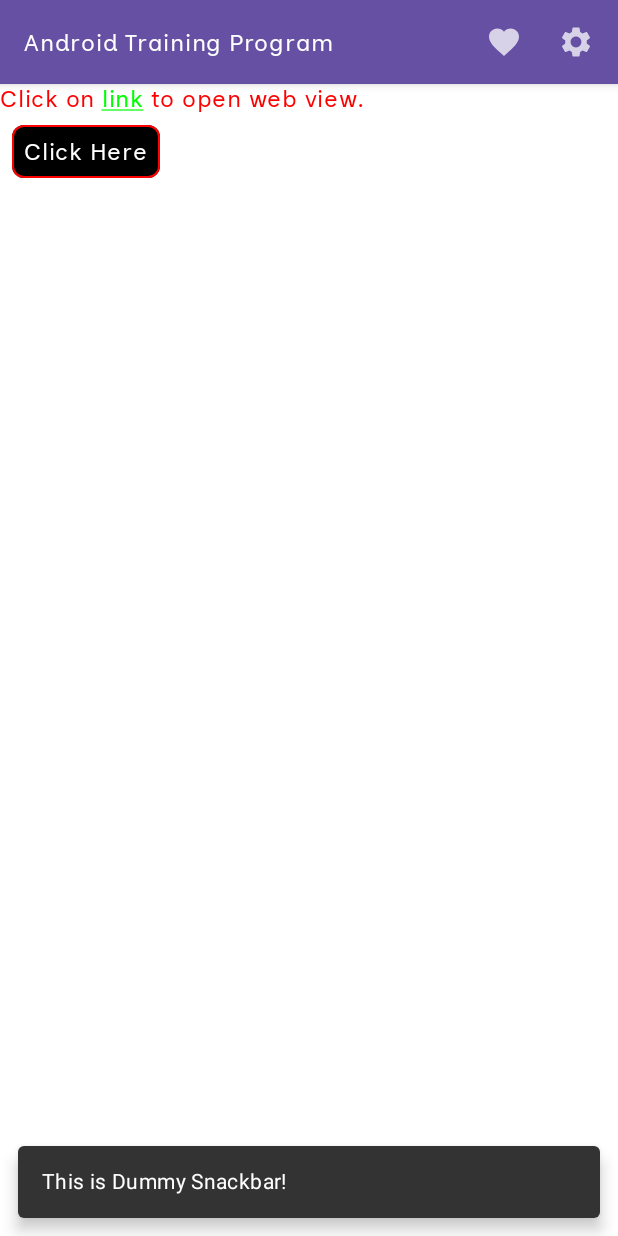
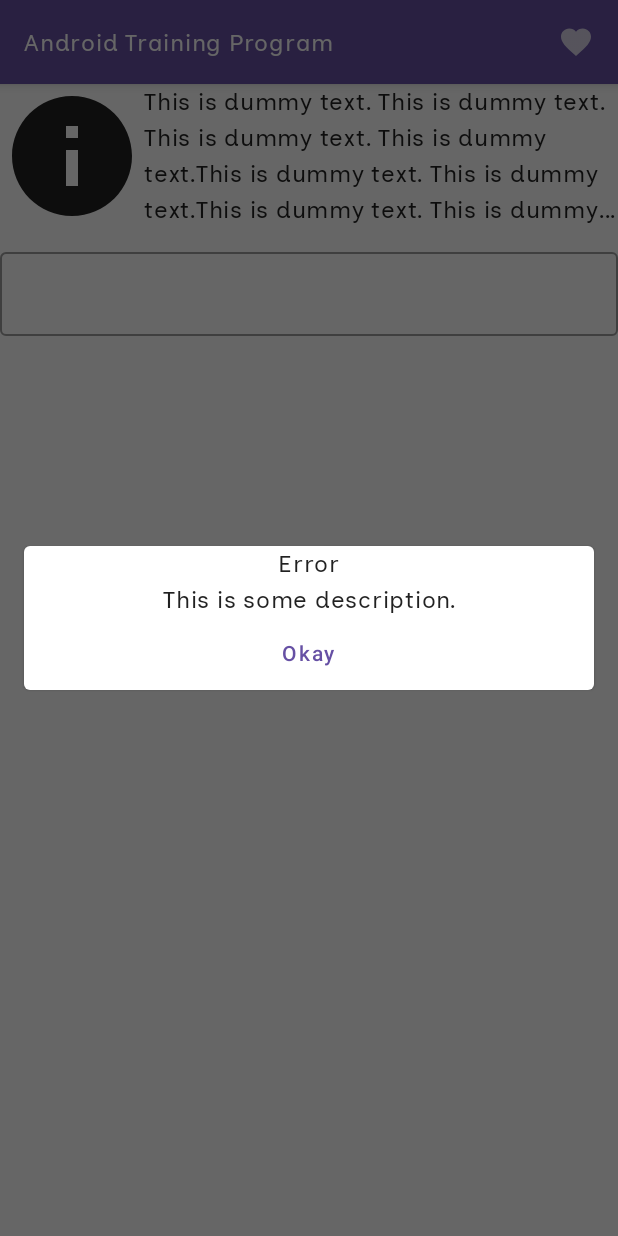
Before and after one commit to hasnain2496/androidcomposetraining, an Android app built with Jetpack Compose: the screen it shows after launch (MainActivity), after a tap on "Localized description", on a phone screen of 412 x 824 dp. Run offline under Robolectric (Android 15) with nearby library versions, the phone set to English and light mode, and no system bars; our stand-ins replace Dagger/Hilt's generated code; 1 other tap on this screen came first.

Commit message:
class2 code

```diff
--- /dev/null
+++ b/app/src/main/java/com/example/androidtrainingprogram/HomeFragment.kt
@@ -0,0 +1,24 @@
+package com.example.androidtrainingprogram
+
+import android.os.Bundle
+import androidx.fragment.app.Fragment
+import android.view.LayoutInflater
+import android.view.View
+import android.view.ViewGroup
+import androidx.activity.compose.BackHandler
+import androidx.compose.ui.platform.ComposeView
+import androidx.compose.ui.viewinterop.AndroidView
+
+class HomeFragment : Fragment() {
+
+    override fun onCreateView(
+        inflater: LayoutInflater, container: ViewGroup?,
+        savedInstanceState: Bundle?
+    ): View {
+        return ComposeView(requireContext()).apply {
+            setContent {
+
+            }
+        }
+    }
+}
--- a/app/src/main/java/com/example/androidtrainingprogram/MainActivity.kt
+++ b/app/src/main/java/com/example/androidtrainingprogram/MainActivity.kt
@@ -6,53 +6,58 @@ import androidx.activity.compose.setContent
 import androidx.compose.foundation.background
 import androidx.compose.foundation.border
 import androidx.compose.foundation.clickable
-import androidx.compose.foundation.gestures.scrollable
 import androidx.compose.foundation.isSystemInDarkTheme
-import androidx.compose.foundation.layout.Arrangement
 import androidx.compose.foundation.layout.Box
 import androidx.compose.foundation.layout.Column
+import androidx.compose.foundation.layout.Row
+import androidx.compose.foundation.layout.Spacer
 import androidx.compose.foundation.layout.fillMaxSize
 import androidx.compose.foundation.layout.fillMaxWidth
 import androidx.compose.foundation.layout.height
 import androidx.compose.foundation.layout.padding
+import androidx.compose.foundation.layout.size
 import androidx.compose.foundation.rememberScrollState
 import androidx.compose.foundation.shape.RoundedCornerShape
 import androidx.compose.foundation.text.ClickableText
 import androidx.compose.foundation.verticalScroll
-import androidx.compose.material.AppBarDefaults
-import androidx.compose.material.Divider
+import androidx.compose.material.AlertDialog
+import androidx.compose.material.Card
 import androidx.compose.material.Icon
 import androidx.compose.material.IconButton
 import androidx.compose.material.MaterialTheme
+import androidx.compose.material.OutlinedTextField
 import androidx.compose.material.Scaffold
-import androidx.compose.material.SnackbarHost
-import androidx.compose.material.SnackbarHostState
-import androidx.compose.material.Surface
 import androidx.compose.material.Text
+import androidx.compose.material.TextButton
+import androidx.compose.material.TextField
 import androidx.compose.material.TopAppBar
 import androidx.compose.material.icons.Icons
 import androidx.compose.material.icons.filled.Favorite
-import androidx.compose.material.icons.filled.Settings
+import androidx.compose.material.icons.filled.Info
 import androidx.compose.runtime.Composable
+import androidx.compose.runtime.getValue
+import androidx.compose.runtime.mutableStateOf
 import androidx.compose.runtime.remember
-import androidx.compose.runtime.rememberCoroutineScope
+import androidx.compose.runtime.setValue
 import androidx.compose.ui.Alignment
 import androidx.compose.ui.Modifier
+import androidx.compose.ui.draw.blur
 import androidx.compose.ui.graphics.Color
-import androidx.compose.ui.res.stringResource
+import androidx.compose.ui.graphics.vector.rememberVectorPainter
 import androidx.compose.ui.text.SpanStyle
 import androidx.compose.ui.text.buildAnnotatedString
-import androidx.compose.ui.text.font.FontStyle
 import androidx.compose.ui.text.font.FontWeight
 import androidx.compose.ui.text.style.TextDecoration
+import androidx.compose.ui.text.style.TextOverflow
 import androidx.compose.ui.text.withStyle
 import androidx.compose.ui.tooling.preview.Preview
 import androidx.compose.ui.unit.dp
+import androidx.compose.ui.window.Dialog
+import androidx.compose.ui.window.DialogProperties
 import com.example.androidtrainingprogram.ui.theme.AndroidTrainingProgramTheme
 import com.example.androidtrainingprogram.ui.theme.Purple40
 import com.example.androidtrainingprogram.ui.theme.Purple80
 import dagger.hilt.android.AndroidEntryPoint
-import kotlinx.coroutines.launch
 
 @AndroidEntryPoint
 class MainActivity : ComponentActivity() {
@@ -68,11 +73,9 @@ class MainActivity : ComponentActivity() {
 
 @Composable
 fun MainScreen() {
-    val snackbarHostState = remember {
-        SnackbarHostState()
+    var isDialogVisible by remember {
+        mutableStateOf(false)
     }
-
-    val scope = rememberCoroutineScope()
 
     Scaffold(
         topBar = {
@@ -84,47 +87,236 @@ fun MainScreen() {
                     )
                 },
                 actions = {
-                    IconButton(onClick = { /* doSomething() */ }) {
+                    IconButton(onClick = {
+                        isDialogVisible = true
+                    }) {
                         Icon(
                             Icons.Filled.Favorite,
-                            contentDescription = "Localized description"
-                        )
-                    }
-
-                    IconButton(onClick = {
-                        scope.launch {
-                            snackbarHostState.showSnackbar("This is Dummy Snackbar!")
-                        }
-                    }) {
-                        Icon(
-                            Icons.Filled.Settings,
                             contentDescription = "Localized description"
                         )
                     }
                 }
             )
         },
-        snackbarHost = {
-            SnackbarHost(hostState = snackbarHostState)
+    ) {
+        val state = rememberScrollState()
+
+        if (isDialogVisible) {
+            /*AlertDialogSample(
+                onDismissDialog = {
+                    isDialogVisible = false
+                },
+                onPressedCancel = {
+
+                },
+                onPressedYes = {
+
+                },
+            )*/
+            CustomDialogSample(description = "This is some description.") {
+                isDialogVisible = false
             }
+        }
+
+        Column(
+            modifier = Modifier
+                .padding(it)
+                .fillMaxSize()
+                .verticalScroll(state)
         ) {
+
+            Row(
+                modifier = Modifier
+                    .fillMaxWidth()
+                    .height(96.dp),
+            ) {
+                Icon(
+                    modifier = Modifier.size(96.dp),
+                    painter = rememberVectorPainter(image = Icons.Filled.Info),
+                    contentDescription = ""
+                )
+                Text(
+                    modifier = Modifier.fillMaxSize(),
+                    overflow = TextOverflow.Ellipsis,
+                    text = "This is dummy text. This is dummy text. This is dummy text. This is dummy text.This is dummy text. This is dummy text.This is dummy text. This is dummy text."
+                )
+            }
+
+            Spacer(modifier = Modifier.height(16.dp))
+
+            var text by remember {
+                mutableStateOf("")
+            }
+
+            OutlinedTextField(
+                modifier = Modifier.fillMaxWidth(),
+                value = text,
+                onValueChange = {
+                    text = it
+                },
+            )
+
+            if(text.isNotEmpty()) {
+                Text(text)
+            }
+
+            /*Row(
+                modifier = Modifier
+                    .fillMaxWidth()
+                    .height(70.dp)
+                    .background(Color.Blue),
+                horizontalArrangement = Arrangement.SpaceAround,
+                verticalAlignment = Alignment.CenterVertically
+            ) {
+                Text("Hello World 1")
+                Text("Hello World 2")
+            }
+
+            Image(
+                modifier = Modifier
+                    .padding(horizontal = 16.dp)
+                    .clip(RoundedCornerShape(8.dp)),
+                painter = painterResource(id = R.drawable.dummy),
+                contentScale = ContentScale.Crop,
+                contentDescription = ""
+            )
+
+            Box(
+                modifier = Modifier
+                    .fillMaxWidth()
+                    .height(70.dp)
+                    .background(Color.Green)
+            ) {
+                Surface(
+                    modifier = Modifier
+                        .width(50.dp)
+                        .height(50.dp),
+                    color = Color.Red
+                ) {
+
+                }
+
+                Surface(
+                    modifier = Modifier
+                        .width(50.dp)
+                        .height(50.dp)
+                        .align(Alignment.BottomCenter),
+                    color = Color.Yellow
+                ) {
+
+                }
+            }
+
+            Card(
+                modifier = Modifier
+                    .fillMaxWidth()
+                    .height(100.dp),
+                backgroundColor = Color.Magenta,
+                shape = RoundedCornerShape(16.dp)
+            ) {
+                Row() {
+                    Image(
+                        modifier = Modifier
+                            .width(96.dp)
+                            .clip(RoundedCornerShape(8.dp)),
+                        painter = painterResource(id = R.drawable.dummy),
+                        contentScale = ContentScale.Crop,
+                        contentDescription = ""
+                    )
+                    Column(
+                        modifier = Modifier
+                            .weight(1f)
+                            .fillMaxHeight(),
+                        verticalArrangement = Arrangement.SpaceAround
+                    ) {
+                        Text(
+                            "Hello World 1",
+                            style = MaterialTheme.typography.body1.copy(color = Color.White)
+                        )
+                        Spacer(modifier = Modifier.height(30.dp))
+                        Text(
+                            "Hello World 1",
+                            style = MaterialTheme.typography.body1.copy(color = Color.White)
+                        )
+                    }
+                }
+            }*/
+        }
+    }
+}
+
+@Composable
+fun AlertDialogSample(
+    onDismissDialog: () -> Unit,
+    onPressedYes: () -> Unit,
+    onPressedCancel: () -> Unit,
+) {
+    AlertDialog(
+        title = {
+            Text(text = "Title")
+        },
+        text = {
+            Text(text = "This is dialog description.")
+        },
+        onDismissRequest = {
+            onDismissDialog.invoke()
+        },
+        buttons = {
+            TextButton(onClick = {
+                onPressedYes.invoke()
+            }) {
+                Text(text = "Yes")
+            }
+            TextButton(onClick = {
+                onPressedCancel.invoke()
+            }) {
+                Text(text = "No")
+            }
+        },
+    )
+}
+
+@Composable
+fun CustomDialogSample(
+    description: String,
+    onDismissDialog: () -> Unit,
+) {
+    Dialog(
+        content = {
+            Card(
+                modifier = Modifier
+                    .fillMaxWidth()
+                    .padding(16.dp),
+                backgroundColor = Color.White,
+            ) {
+                Column(
+                    horizontalAlignment = Alignment.CenterHorizontally
+                ) {
+                    Text(text = "Error")
+                    Text(text = description)
+                    TextButton(onClick = {
+                        onDismissDialog.invoke()
+                    }) {
+                        Text(text = "Okay")
+                    }
+                }
+            }
+        },
+        onDismissRequest = {
+            onDismissDialog.invoke()
+        },
+    )
+}
+
+@Composable
+fun Class1UI() {
     val state = rememberScrollState()
 
     Column(
         modifier = Modifier
-                .padding(it)
+            /*.padding(it)*/
             .verticalScroll(state)
     ) {
-            /*Text(
-                modifier = Modifier
-                    .padding(8.dp)
-                    .background(Color.Black)
-                    .padding(8.dp),
-                text = stringResource(id = R.string.dummy_text),
-                style = MaterialTheme.typography.body1.copy(
-                    color = Color.White
-                )
-            )*/
         val annotatedString = buildAnnotatedString {
             val string = "Click on link to open web view."
             val mStartIndex = string.indexOf("link")
@@ -156,7 +348,7 @@ fun MainScreen() {
         ClickableText(
             text = annotatedString,
             style = MaterialTheme.typography.body1.copy(
-                    color = if(isSystemInDarkTheme()) Purple40 else Purple80
+                color = if (isSystemInDarkTheme()) Purple40 else Purple80
             ),
             onClick = {
                 annotatedString.getStringAnnotations("URL", it, it)
@@ -173,16 +365,12 @@ fun MainScreen() {
                 .border(color = Color.Red, width = 1.dp, shape = RoundedCornerShape(8.dp))
                 .padding(8.dp)
                 .clickable {
-                        scope.launch {
-                            snackbarHostState.showSnackbar("This is Dummy Snackbar!")
-                        }
                 },
             text = "Click Here",
             style = MaterialTheme.typography.body1.copy(
                 color = Color.White
             )
         )
-        }
     }
 }
 
--- a/app/src/main/res/values/strings.xml
+++ b/app/src/main/res/values/strings.xml
@@ -16,4 +16,6 @@ Vestibulum molestie est vitae fringilla laoreet. Curabitur posuere, ligula vitae
 Sed mauris leo, fringilla non eros non, posuere faucibus ante. Integer semper mauris lorem, at feugiat magna pulvinar vel. Cras eu porttitor urna, finibus mattis leo. Aliquam sagittis magna augue. Sed cursus dui vel orci convallis ornare. Praesent dolor sapien, lobortis et posuere ac, sagittis id ex. Aliquam non turpis sem. Cras molestie cursus purus, ut tempor nunc ultricies vel.
 
 Etiam elementum tempor leo vitae tempor. Proin pharetra enim vel justo suscipit, eu finibus nulla dignissim. Curabitur nibh lorem, mattis at eros eu, porta laoreet nunc. Integer libero ex, mattis vel eros sed, mollis laoreet erat. Cras consectetur at purus finibus dictum. Duis sed lacus quis lectus sollicitudin aliquet a quis urna. Morbi imperdiet dui at felis placerat porta. Integer pulvinar luctus ante, at fermentum nisl hendrerit egestas. Phasellus dignissim, ante sed malesuada aliquet, erat arcu tincidunt purus, eget sodales massa turpis id tortor. Duis rhoncus purus risus, quis finibus odio rutrum vitae. Fusce scelerisque viverra lacus.</string>
+    <!-- TODO: Remove or change this placeholder text -->
+    <string name="hello_blank_fragment">Hello blank fragment</string>
 </resources>
```
Also changed, not shown: app/src/main/res/drawable/dummy.jpg (added). Lines whose indentation alone changed are shown as unchanged.
